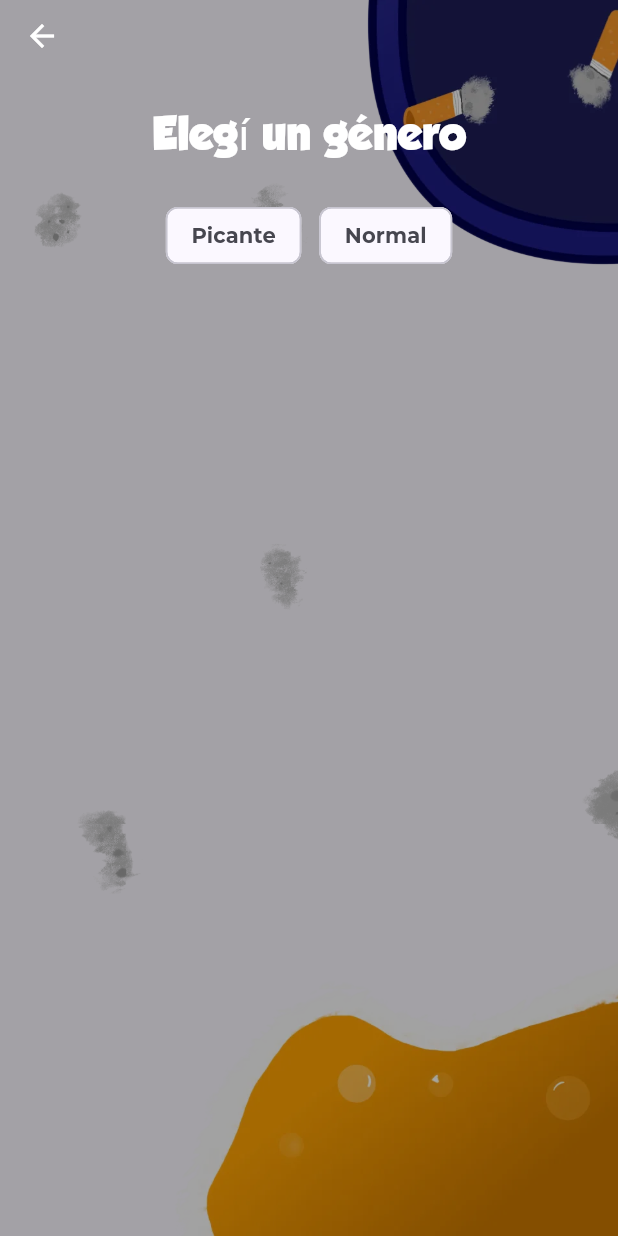
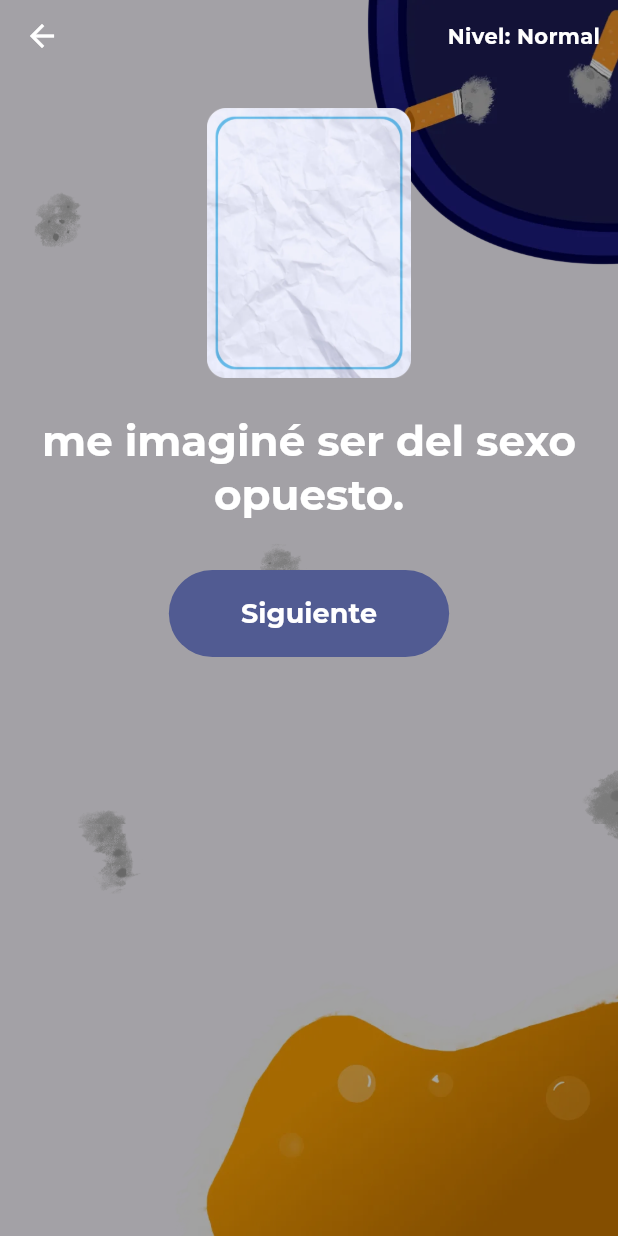
Before and after one commit to luisplata/PacoGames, a Flutter app: the YoNuncaJuegoPage screen opened by its route, on a phone screen of 412 x 824 dp. Run offline on Flutter 3.47's test engine with Material 3 defaults, Android fonts, the light colour scheme and no system bars; our stand-ins replace audioplayers, flutter_riverpod, flutter_svg, go_router, shared_preferences; accounts and stored records are empty.

Commit message:
feat: agregar nivel de yo nunca en reglas

```diff
--- a/lib/features/yo_nunca/application/yo_nunca_providers.dart
+++ b/lib/features/yo_nunca/application/yo_nunca_providers.dart
@@ -1,51 +1,47 @@
 import 'package:flutter_riverpod/flutter_riverpod.dart';
-// Riverpod 3 mantiene StateProvider detrás de legacy.dart (diseño M1 lo
-// especifica para el género seleccionado: StateProvider.autoDispose).
+// Riverpod 3 mantiene StateProvider detrás de legacy.dart (diseño D3:
+// nivel efímero con StateProvider.autoDispose).
 import 'package:flutter_riverpod/legacy.dart';
 
+import '../../../core/ajustes/ajustes.dart';
 import '../../../core/ajustes/ajustes_providers.dart';
 import '../../../core/contenido/diagnostico.dart';
 import '../../../core/contenido/entidades.dart';
+import 'carta_yo_nunca.dart';
 import 'mazo.dart';
 
-/// Género seleccionado de la partida actual (YN3).
+/// Nivel elegido en `/yo-nunca` para la partida actual (YN3).
 ///
-/// `null` = sin género → la UI muestra el picker. Efímero: autoDispose
-/// descarta el estado al salir de la ruta (re-entrar = picker fresco).
-final yoNuncaGeneroProvider = StateProvider.autoDispose<String?>((ref) => null);
+/// Default Normal y NO persistido: efímero. autoDispose lo descarta al salir
+/// de la ruta; la página de reglas lo watchea, por eso sobrevive el push al
+/// juego (la regla queda montada debajo).
+final yoNuncaNivelProvider = StateProvider.autoDispose<NivelYoNunca>(
+  (ref) => NivelYoNunca.normal,
+);
 
-/// Mazo de la partida actual (YN3): se construye del género seleccionado
-/// y se descarta al salir (autoDispose, sin listeners).
-final yoNuncaMazoProvider = NotifierProvider.autoDispose<MazoNotifier, Mazo>(
+/// Mazo de la partida actual (YN3): se compone con `cartasDelNivel` a partir
+/// del nivel elegido, el diagnóstico y los ajustes; se descarta al salir.
+final yoNuncaMazoProvider =
+    NotifierProvider.autoDispose<MazoNotifier, Mazo<CartaYoNunca>>(
   MazoNotifier.new,
 );
 
-class MazoNotifier extends Notifier<Mazo> {
+class MazoNotifier extends Notifier<Mazo<CartaYoNunca>> {
   @override
-  Mazo build() {
-    final genero = ref.watch(yoNuncaGeneroProvider);
+  Mazo<CartaYoNunca> build() {
+    final nivel = ref.watch(yoNuncaNivelProvider);
     final diagnostico = ref.watch(diagnosticoContenidoProvider).value;
-    // Ajustes: dependencia del diseño — si cambia modoAlcohol, el mazo
-    // se reconstruye (el picker ya impide elegir Picante en ese modo).
-    ref.watch(ajustesProvider);
-    return Mazo.barajar(_cartasDelGenero(diagnostico, genero));
-  }
+    final ajustes = ref.watch(ajustesProvider).value;
+    // WU2: fallback por el campo; WU4 introduce el getter `modoSinAlcohol`.
+    final modoAlcohol = ajustes?.modoAlcohol ?? Ajustes.defaults.modoAlcohol;
+    final generos =
+        diagnostico?.contenidos['yo_nunca']?.generos ?? const <Genero>[];
 
-  /// Cartas del género seleccionado; desconocido/ausente → `[]` (mazo vacío,
-  /// sin crash — YN4 edge defensivo).
-  List<String> _cartasDelGenero(DiagnosticoContenido? diagnostico, String? genero) {
-    if (genero == null || diagnostico == null) return const [];
-    final juego = diagnostico.contenidos['yo_nunca'];
-    if (juego == null) return const [];
-    for (final g in juego.generos) {
-      if (g.nombre == genero) return g.cartas;
-    }
-    return const [];
-  }
-
-  /// Escribe el género seleccionado → el mazo se reconstruye (D5).
-  void seleccionarGenero(String genero) {
-    ref.read(yoNuncaGeneroProvider.notifier).state = genero;
+    // `cartasDelNivel` ya fuerza Normal en modo sin alcohol (D4/YN10): el
+    // nivel pedido NO se valida acá para no duplicar la única verdad.
+    return Mazo.barajar(
+      cartasDelNivel(generos, nivel: nivel, modoAlcohol: modoAlcohol),
+    );
   }
 
   void siguiente() => state = state.siguiente();
--- a/lib/features/yo_nunca/presentation/yo_nunca_juego_page.dart
+++ b/lib/features/yo_nunca/presentation/yo_nunca_juego_page.dart
@@ -6,14 +6,14 @@ import '../../../core/ajustes/ajustes.dart';
 import '../../../core/ajustes/ajustes_providers.dart';
 import '../../../core/audio/sonido_provider.dart';
 import '../../../core/contenido/diagnostico.dart';
-import '../../../core/contenido/entidades.dart';
-import '../../../core/contenido/generos_visibles.dart';
 import '../../../core/widgets/aviso_modo_sin_alcohol.dart';
+import '../application/carta_yo_nunca.dart';
+import '../application/mazo.dart';
 import '../application/yo_nunca_providers.dart';
 
-/// Juego de Yo Nunca (YN4-YN6, YN8): picker de género → mazo → frase +
-/// [Siguiente]; modo sin alcohol de doble efecto (banner + Picante oculto);
-/// salida mid-game con confirmación (estado efímero autoDispose).
+/// Juego de Yo Nunca (YN4-YN6, YN8) — paso intermedio de WU2: sin picker,
+/// arranca directo con el nivel elegido en reglas y muestra el frente con la
+/// imagen arriba + frase abajo. El flip/juramento llega en WU3.
 class YoNuncaJuegoPage extends ConsumerStatefulWidget {
   const YoNuncaJuegoPage({super.key});
 
@@ -22,16 +22,9 @@ class YoNuncaJuegoPage extends ConsumerStatefulWidget {
 }
 
 class _YoNuncaJuegoPageState extends ConsumerState<YoNuncaJuegoPage> {
-  /// Auto-select post-frame: se dispara UNA vez (D4). Idempotente: el
-  /// callback re-chequea que el género siga null antes de escribir.
-  bool _autoSeleccionPendiente = true;
-
   /// Permite el pop real tras confirmar la salida (D6): con canPop false
   /// `context.pop()` quedaría bloqueado por el PopScope.
   bool _salirConfirmado = false;
-
-  /// Selección visual del chip (default = generoPreferido si sigue visible).
-  String? _seleccion;
 
   Future<void> _mostrarDialogoSalida() async {
     final salir = await showDialog<bool>(
@@ -58,78 +51,49 @@ class _YoNuncaJuegoPageState extends ConsumerState<YoNuncaJuegoPage> {
   }
 
   void _onBackPressed() {
-    final genero = ref.read(yoNuncaGeneroProvider);
-    if (genero == null || _salirConfirmado) {
+    // "Partida en curso" = el mazo tiene cartas (antes: género elegido).
+    final total = ref.read(yoNuncaMazoProvider).total;
+    if (total == 0 || _salirConfirmado) {
       context.pop();
     } else {
       _mostrarDialogoSalida();
     }
   }
 
-  void _elegirGenero(String nombre) {
-    setState(() => _seleccion = nombre);
-    ref.read(yoNuncaMazoProvider.notifier).seleccionarGenero(nombre);
-    // Persistencia explícita del preferido (D5, proposal D5).
-    ref.read(ajustesProvider.notifier).setGeneroPreferido('yo_nunca', nombre);
-  }
-
-  Genero? _generoInfo(DiagnosticoContenido? diagnostico, String nombre) {
-    final juego = diagnostico?.contenidos['yo_nunca'];
-    if (juego == null) return null;
-    for (final g in juego.generos) {
-      if (g.nombre == nombre) return g;
-    }
-    return null;
-  }
+  String _nombreNivel(NivelYoNunca nivel) =>
+      nivel == NivelYoNunca.picante ? 'Picante' : 'Normal';
 
   @override
   Widget build(BuildContext context) {
-    final genero = ref.watch(yoNuncaGeneroProvider);
     final diagnostico = ref.watch(diagnosticoContenidoProvider);
     final ajustes = ref.watch(ajustesProvider);
-    final modoAlcohol = ajustes.value?.modoAlcohol ?? false;
+    final nivel = ref.watch(yoNuncaNivelProvider);
+    // WU2 usa el campo + `Ajustes.defaults`; WU4 cambia default y getter.
+    final modoAlcohol = ajustes.value?.modoAlcohol ?? Ajustes.defaults.modoAlcohol;
+    final efectivo = nivelEfectivo(elegido: nivel, modoAlcohol: modoAlcohol);
 
-    // Carta al revelar (AH6/A6): el mazo es dominio puro; el listen cubre
-    // el reveal manual Y el auto-select (una carta SÍ se revela al elegir
-    // género). Gated por ajustes.sonido vía el servicio.
+    // AH6 (interino): SFX `carta` al cambiar la carta visible (Siguiente,
+    // mezclar, cambio de mazo). El tap-reveal de WU3 mueve este SFX al tap.
     ref.listen(yoNuncaMazoProvider, (prev, next) {
-      final generoSeleccionado = ref.read(yoNuncaGeneroProvider);
-      if (generoSeleccionado != null &&
-          next.cartaActual != null &&
-          next.cartaActual != prev?.cartaActual) {
+      final anterior = prev?.cartaActual?.texto;
+      final actual = next.cartaActual;
+      // `prev.total == 0` es la carga inicial (diagnóstico/ajustes aún
+      // resolviendo), no un avance real: no suena.
+      if (prev != null &&
+          prev.total > 0 &&
+          actual != null &&
+          actual.texto != anterior) {
         ref.read(sonidoServicioProvider).reproducirCarta();
       }
     });
 
-    final visibles = generosVisibles(
-      diagnostico.value?.contenidos['yo_nunca']?.generos ?? const <Genero>[],
-      modoAlcohol: modoAlcohol,
-    );
-
-    // Auto-select: exactamente 1 género visible → arranca directo (YN4),
-    // SIN persistir preferido (D4). Se decide UNA sola vez, y solo cuando
-    // diagnostico Y ajustes ya cargaron: con modoAlcohol aún en loading el
-    // set de visibles sería el equivocado (picante no oculto).
-    if (_autoSeleccionPendiente &&
-        genero == null &&
-        diagnostico.value != null &&
-        ajustes.value != null) {
-      _autoSeleccionPendiente = false;
-      if (visibles.length == 1) {
-        final unico = visibles.first.nombre;
-        WidgetsBinding.instance.addPostFrameCallback((_) {
-          if (mounted && ref.read(yoNuncaGeneroProvider) == null) {
-            ref.read(yoNuncaMazoProvider.notifier).seleccionarGenero(unico);
-          }
-        });
-      }
-    }
+    final mazo = ref.watch(yoNuncaMazoProvider);
 
     return Scaffold(
       body: PopScope(
-        canPop: genero == null || _salirConfirmado,
+        canPop: mazo.total == 0 || _salirConfirmado,
         onPopInvokedWithResult: (didPop, result) {
-          if (!didPop && genero != null && !_salirConfirmado) {
+          if (!didPop && mazo.total > 0 && !_salirConfirmado) {
             _mostrarDialogoSalida();
           }
         },
@@ -149,15 +113,38 @@ class _YoNuncaJuegoPageState extends ConsumerState<YoNuncaJuegoPage> {
                           color: Colors.white,
                           onPressed: _onBackPressed,
                         ),
-                        if (modoAlcohol) const AvisoModoSinAlcohol(),
+                        Expanded(
+                          child: Align(
+                            alignment: Alignment.centerRight,
+                            child: Wrap(
+                              alignment: WrapAlignment.end,
+                              crossAxisAlignment: WrapCrossAlignment.center,
+                              spacing: 8,
+                              runSpacing: 4,
+                              children: [
+                                if (modoAlcohol) const AvisoModoSinAlcohol(),
+                                Padding(
+                                  padding: const EdgeInsets.only(right: 8),
+                                  child: Text(
+                                    'Nivel: ${_nombreNivel(efectivo)}',
+                                    key: const Key('nivel_partida'),
+                                    style: const TextStyle(
+                                      color: Colors.white,
+                                      fontSize: 14,
+                                      fontWeight: FontWeight.w600,
+                                    ),
+                                  ),
+                                ),
+                              ],
+                            ),
+                          ),
+                        ),
                       ],
                     ),
                   ),
                   Expanded(
                     child: switch (diagnostico) {
-                      AsyncData(:final value) => genero == null
-                          ? _picker(visibles, value, ajustes.value)
-                          : _carta(genero, value),
+                      AsyncData() => _contenido(mazo),
                       _ => const Center(child: CircularProgressIndicator()),
                     },
                   ),
@@ -170,15 +157,15 @@ class _YoNuncaJuegoPageState extends ConsumerState<YoNuncaJuegoPage> {
     );
   }
 
-  Widget _picker(List<Genero> visibles, DiagnosticoContenido diagnostico,
-      Ajustes? ajustes) {
-    if (visibles.isEmpty) {
-      // Edge defensivo YN4: solo-Picante + modo sin alcohol.
+  Widget _contenido(Mazo<CartaYoNunca> mazo) {
+    if (mazo.total == 0) {
+      // Edge defensivo YN4: sin cartas para el nivel → C16, sin crash.
       return Center(
         child: Padding(
           padding: const EdgeInsets.all(24),
           child: Text(
-            'Sin géneros disponibles en este modo',
+            'Sin cartas disponibles en este nivel.',
+            key: const Key('sin_cartas_nivel'),
             textAlign: TextAlign.center,
             style: Theme.of(context).textTheme.titleMedium?.copyWith(
                   color: Colors.white,
@@ -187,45 +174,6 @@ class _YoNuncaJuegoPageState extends ConsumerState<YoNuncaJuegoPage> {
         ),
       );
     }
-
-    // Default visual: generoPreferido solo si sigue siendo visible (D-risk).
-    final preferido = ajustes?.generoPreferido['yo_nunca'];
-    final preseleccion =
-        (preferido != null && visibles.any((g) => g.nombre == preferido))
-            ? preferido
-            : null;
-
-    return SingleChildScrollView(
-      padding: const EdgeInsets.all(24),
-      child: Column(
-        children: [
-          Text(
-            'Elegí un género',
-            style: Theme.of(context).textTheme.headlineMedium?.copyWith(
-                  fontFamily: 'Grobold',
-                  color: Colors.white,
-                ),
-          ),
-          const SizedBox(height: 24),
-          Wrap(
-            spacing: 12,
-            children: [
-              for (final genero in visibles)
-                ChoiceChip(
-                  label: Text(genero.nombre),
-                  selected: (_seleccion ?? preseleccion) == genero.nombre,
-                  onSelected: (_) => _elegirGenero(genero.nombre),
-                ),
-            ],
-          ),
-        ],
-      ),
-    );
-  }
-
-  Widget _carta(String genero, DiagnosticoContenido diagnostico) {
-    final mazo = ref.watch(yoNuncaMazoProvider);
-    final notifier = ref.read(yoNuncaMazoProvider.notifier);
 
     if (mazo.agotado) {
       // Fin de mazo (YN6): remezcla explícita del usuario (D2).
@@ -249,7 +197,7 @@ class _YoNuncaJuegoPageState extends ConsumerState<YoNuncaJuegoPage> {
                 onPressed: () {
                   // AH6: click en [Mezclar de nuevo].
                   ref.read(sonidoServicioProvider).reproducirClick();
-                  notifier.remezclar();
+                  ref.read(yoNuncaMazoProvider.notifier).remezclar();
                 },
                 child: const Text('Mezclar de nuevo'),
               ),
@@ -259,24 +207,22 @@ class _YoNuncaJuegoPageState extends ConsumerState<YoNuncaJuegoPage> {
       );
     }
 
-    final generoInfo = _generoInfo(diagnostico, genero);
-    final pocoContenido =
-        generoInfo != null && generoInfo.cartas.length < 5;
+    final carta = mazo.cartaActual!;
+    final pocoContenido = mazo.total < 5;
 
     return SingleChildScrollView(
       padding: const EdgeInsets.all(24),
       child: Column(
         children: [
+          // Layout interino de WU2 (el flip llega en WU3).
           Image.asset(
-            genero == 'Picante'
-                ? 'assets/images/carta_picante.webp'
-                : 'assets/images/carta_normal.webp',
+            'assets/images/carta_${carta.nivel.name}.webp',
             height: 180,
             fit: BoxFit.contain,
           ),
           const SizedBox(height: 24),
           Text(
-            mazo.cartaActual!,
+            carta.texto,
             key: const Key('frase_yo_nunca'),
             textAlign: TextAlign.center,
             style: Theme.of(context).textTheme.headlineMedium?.copyWith(
@@ -287,7 +233,7 @@ class _YoNuncaJuegoPageState extends ConsumerState<YoNuncaJuegoPage> {
           if (pocoContenido) ...[
             const SizedBox(height: 12),
             Text(
-              'Poco contenido en este género',
+              'Poco contenido en este nivel',
               style: TextStyle(
                 color: Colors.white.withValues(alpha: .85),
                 fontSize: 14,
@@ -300,7 +246,7 @@ class _YoNuncaJuegoPageState extends ConsumerState<YoNuncaJuegoPage> {
             onPressed: () {
               // AH6: click en [Siguiente].
               ref.read(sonidoServicioProvider).reproducirClick();
-              notifier.siguiente();
+              ref.read(yoNuncaMazoProvider.notifier).siguiente();
             },
             style: FilledButton.styleFrom(
               padding: const EdgeInsets.symmetric(horizontal: 48, vertical: 16),
```
Also changed, not shown: lib/features/yo_nunca/presentation/yo_nunca_instrucciones_page.dart (+103 -5 lines), 4 other files.
